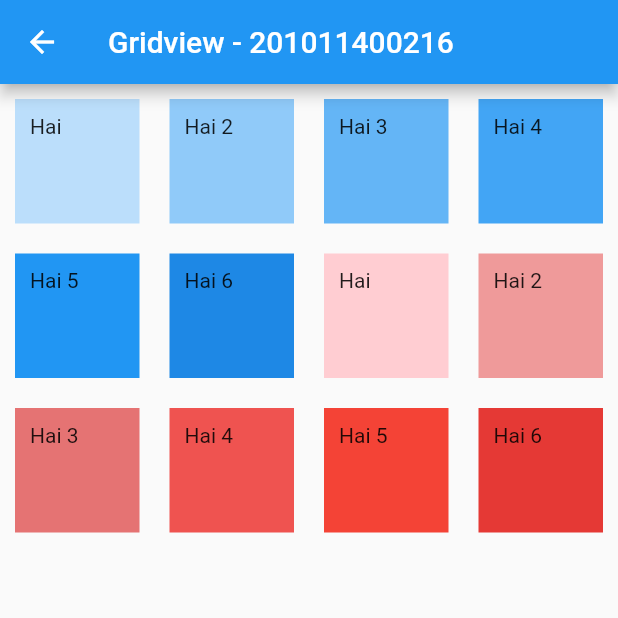
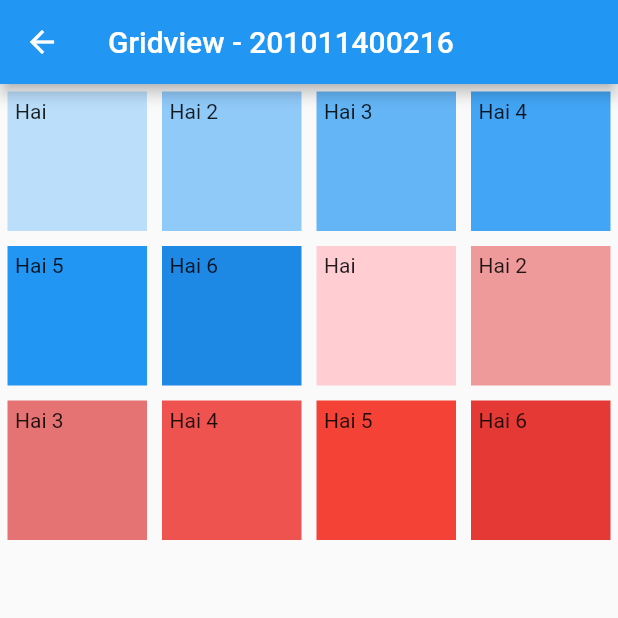
Before and after one commit to ChaisarAbi/Pertemuan1_201011400216, a Flutter app: the screen it shows after launch, after a tap on "Tugas Selanjutnya", on a phone screen of 412 x 824 dp, the top half of it. Run offline on Flutter 3.47's test engine with Material 2 defaults, Android fonts, the phone set to English and light mode, and no system bars.

Commit message:
Commit Revisi

```diff
--- a/lib/main.dart
+++ b/lib/main.dart
@@ -22,6 +22,7 @@ class MyApp extends StatelessWidget {
     return MaterialApp(
         home: Scaffold(
       appBar: AppBar(
+        centerTitle: true,
         title: const Center(
             child: Text(
           "06TPLM002 - 201011400216",
@@ -83,74 +84,74 @@ class _gridViewState extends State<gridView> {
           crossAxisCount: 4,
           children: [
             Container(
-              padding: const EdgeInsets.all(10),
-              margin: const EdgeInsets.all(10),
+              padding: const EdgeInsets.all(5),
+              margin: const EdgeInsets.all(5),
               color: Colors.blue[100],
               child: const Text("Hai"),
             ),
             Container(
-              padding: const EdgeInsets.all(10),
-              margin: const EdgeInsets.all(10),
+              padding: const EdgeInsets.all(5),
+              margin: const EdgeInsets.all(5),
               color: Colors.blue[200],
               child: const Text("Hai 2"),
             ),
             Container(
-              padding: const EdgeInsets.all(10),
-              margin: const EdgeInsets.all(10),
+              padding: const EdgeInsets.all(5),
+              margin: const EdgeInsets.all(5),
               color: Colors.blue[300],
               child: const Text("Hai 3"),
             ),
             Container(
-              padding: const EdgeInsets.all(10),
-              margin: const EdgeInsets.all(10),
+              padding: const EdgeInsets.all(5),
+              margin: const EdgeInsets.all(5),
               color: Colors.blue[400],
               child: const Text("Hai 4"),
             ),
             Container(
-              padding: const EdgeInsets.all(10),
-              margin: const EdgeInsets.all(10),
+              padding: const EdgeInsets.all(5),
+              margin: const EdgeInsets.all(5),
               color: Colors.blue[500],
               child: const Text("Hai 5"),
             ),
             Container(
-              padding: const EdgeInsets.all(10),
-              margin: const EdgeInsets.all(10),
+              padding: const EdgeInsets.all(5),
+              margin: const EdgeInsets.all(5),
               color: Colors.blue[600],
               child: const Text("Hai 6"),
             ),
             Container(
-              padding: const EdgeInsets.all(10),
-              margin: const EdgeInsets.all(10),
+              padding: const EdgeInsets.all(5),
+              margin: const EdgeInsets.all(5),
               color: Colors.red[100],
               child: const Text("Hai"),
             ),
             Container(
-              padding: const EdgeInsets.all(10),
-              margin: const EdgeInsets.all(10),
+              padding: const EdgeInsets.all(5),
+              margin: const EdgeInsets.all(5),
               color: Colors.red[200],
               child: const Text("Hai 2"),
             ),
             Container(
-              padding: const EdgeInsets.all(10),
-              margin: const EdgeInsets.all(10),
+              padding: const EdgeInsets.all(5),
+              margin: const EdgeInsets.all(5),
               color: Colors.red[300],
               child: const Text("Hai 3"),
             ),
             Container(
-              padding: const EdgeInsets.all(10),
-              margin: const EdgeInsets.all(10),
+              padding: const EdgeInsets.all(5),
+              margin: const EdgeInsets.all(5),
               color: Colors.red[400],
               child: const Text("Hai 4"),
             ),
             Container(
-              padding: const EdgeInsets.all(10),
-              margin: const EdgeInsets.all(10),
+              padding: const EdgeInsets.all(5),
+              margin: const EdgeInsets.all(5),
               color: Colors.red[500],
               child: const Text("Hai 5"),
             ),
             Container(
-              padding: const EdgeInsets.all(10),
-              margin: const EdgeInsets.all(10),
+              padding: const EdgeInsets.all(5),
+              margin: const EdgeInsets.all(5),
               color: Colors.red[600],
               child: const Text("Hai 6"),
             ),
```
